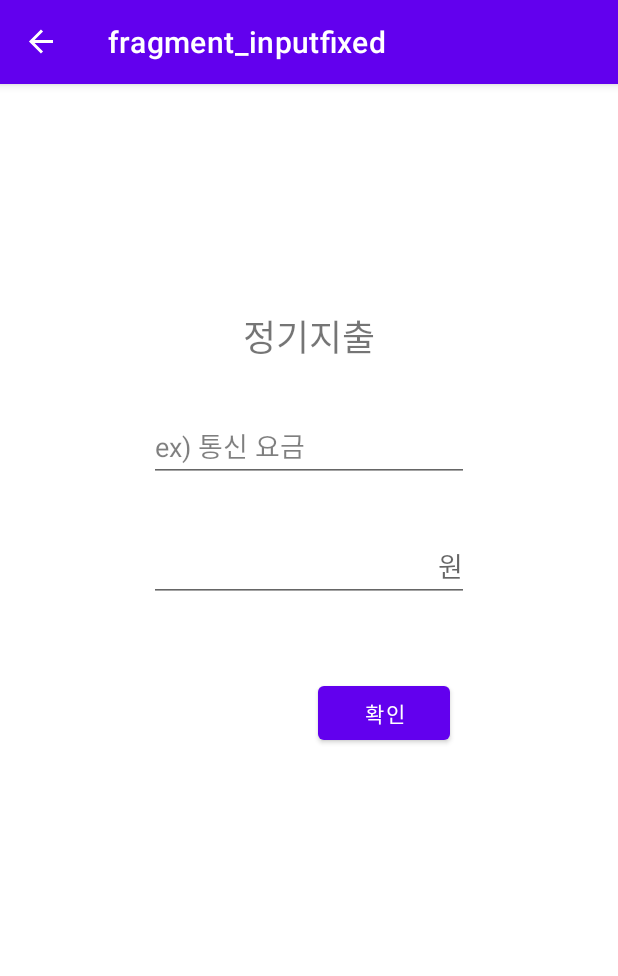
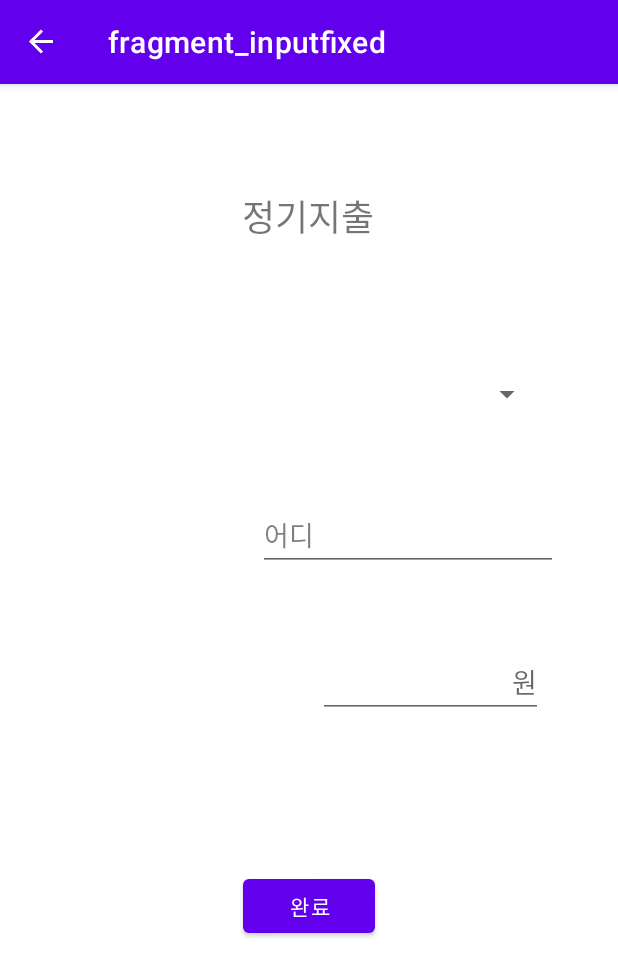
Before and after one commit to JeongJongMun/YourAccountBook, an Android app: the FixedFragment screen opened through its navigation route, after a tap on "추가", on a phone screen of 412 x 824 dp. Shown: the top 976 px of the screen. Run offline under Robolectric (Android 15) with nearby library versions, the phone set to English and light mode, and no system bars; our stand-ins replace navigation-ui; 1 statement that could not run was skipped.

Commit message:
input frag fixed

```diff
--- a/app/src/main/java/com/example/bankappds/FixedFragment.kt
+++ b/app/src/main/java/com/example/bankappds/FixedFragment.kt
@@ -7,28 +7,52 @@ import android.view.View
 import android.view.ViewGroup
 import androidx.navigation.fragment.findNavController
 import androidx.navigation.fragment.navArgs
+import androidx.recyclerview.widget.LinearLayoutManager
 import com.example.bankappds.databinding.FragmentFixedBinding
 
 
 class FixedFragment : Fragment() {
     var binding : FragmentFixedBinding ?= null
 
+    var payLists = arrayOf(
+        FixedPay(PayType.ENTE,"Netflix",12000,true),
+        FixedPay(PayType.HOME,"전기세",30000,true),
+        FixedPay(PayType.FOOD,"급식비",300000,true)
+    )
+
+
+
     val args: FixedFragmentArgs by navArgs()
+
 
     override fun onCreateView(
         inflater: LayoutInflater, container: ViewGroup?,
         savedInstanceState: Bundle?
     ): View? {
         binding= FragmentFixedBinding.inflate(inflater)
+        binding?.recPay?.layoutManager = LinearLayoutManager(activity)
+
+        /*
+        if (args.inputFix.go){
+            payLists = payLists.plus(FixedPay(PayType.HOME,args.inputFix.where,args.inputFix.money,true))
+        }
+        */
+        payLists = payLists.plus(FixedPay(PayType.HOME,"haha",12333,true))
+
+        binding?.recPay?.adapter=FixedPayAdapter(payLists)
         return binding?.root
+
+
     }
+
 
 
     override fun onViewCreated(view: View, savedInstanceState: Bundle?) {
         super.onViewCreated(view, savedInstanceState)
 
-        binding?.txtWh?.text = args.inputFix?.where
+
         binding?.txtMon?.text = args.inputFix?.money.toString()
+
 
         binding?.btnAdd?.setOnClickListener {
             findNavController().navigate(R.id.action_fixedFragment_to_inputfixedFragment)
--- a/app/src/main/java/com/example/bankappds/inputfixedFragment.kt
+++ b/app/src/main/java/com/example/bankappds/inputfixedFragment.kt
@@ -26,10 +26,8 @@ class inputfixedFragment : Fragment() {
     override fun onViewCreated(view: View, savedInstanceState: Bundle?) {
         super.onViewCreated(view, savedInstanceState)
 
-
-
         binding?.btnFin?.setOnClickListener {
-            val fp =FixedPay(binding?.edtWhere?.text.toString(), binding?.edtPay?.text.toString().toIntOrNull()?:0)
+            val fp =FixedPay(PayType.HOME,binding?.edtWhere?.text.toString(), binding?.edtPay?.text.toString().toIntOrNull()?:0,true)
             val action = inputfixedFragmentDirections.actionInputfixedFragmentToFixedFragment(fp)
             findNavController().navigate(action)
         }
--- a/app/src/main/res/layout/fragment_fixed.xml
+++ b/app/src/main/res/layout/fragment_fixed.xml
@@ -10,6 +10,7 @@
     tools:context=".FixedFragment">
 
     <androidx.recyclerview.widget.RecyclerView
+        android:id="@+id/rec_pay"
         android:layout_width="match_parent"
         android:layout_height="400dp">
 
--- a/app/src/main/res/layout/fragment_inputfixed.xml
+++ b/app/src/main/res/layout/fragment_inputfixed.xml
@@ -7,57 +7,68 @@
     android:layout_height="match_parent"
     tools:context=".inputfixedFragment">
 
-    <EditText
-        android:id="@+id/edt_pay"
-        android:layout_width="wrap_content"
-        android:layout_height="wrap_content"
-        android:layout_marginTop="32dp"
-        android:ems="10"
-        android:gravity="end"
-        android:hint="원"
-        android:inputType="number"
-        app:layout_constraintBottom_toTopOf="@+id/btn_fin"
-        app:layout_constraintEnd_toEndOf="parent"
-        app:layout_constraintHorizontal_bias="0.5"
-        app:layout_constraintStart_toStartOf="parent"
-        app:layout_constraintTop_toBottomOf="@+id/edt_where" />
-
 
     <TextView
         android:id="@+id/textView8"
         android:layout_width="wrap_content"
         android:layout_height="wrap_content"
-        android:layout_marginTop="150dp"
+        android:layout_marginTop="70dp"
         android:text="정기지출"
         android:textSize="24sp"
         app:layout_constraintEnd_toEndOf="parent"
+        app:layout_constraintHorizontal_bias="0.498"
         app:layout_constraintStart_toStartOf="parent"
         app:layout_constraintTop_toTopOf="parent" />
 
     <EditText
         android:id="@+id/edt_where"
-        android:layout_width="wrap_content"
+        android:layout_width="200dp"
         android:layout_height="wrap_content"
-        android:layout_marginTop="32dp"
+        android:layout_marginTop="50dp"
+        android:layout_marginEnd="40dp"
         android:ems="10"
         android:inputType="textPersonName"
-        android:text="ex) 통신 요금"
+        android:text="어디"
         android:textColor="#80000000"
-        app:layout_constraintBottom_toTopOf="@+id/edt_pay"
         app:layout_constraintEnd_toEndOf="parent"
-        app:layout_constraintHorizontal_bias="0.5"
+        app:layout_constraintHorizontal_bias="1.0"
         app:layout_constraintStart_toStartOf="parent"
+        app:layout_constraintTop_toBottomOf="@+id/type_spn" />
+
+    <EditText
+        android:id="@+id/edt_pay"
+        android:layout_width="150dp"
+        android:layout_height="wrap_content"
+        android:layout_marginTop="50dp"
+        android:layout_marginEnd="50dp"
+        android:ems="10"
+        android:gravity="end"
+        android:hint="원"
+        android:inputType="number"
+        app:layout_constraintEnd_toEndOf="parent"
+        app:layout_constraintHorizontal_bias="1.0"
+        app:layout_constraintStart_toStartOf="parent"
+        app:layout_constraintTop_toBottomOf="@+id/edt_where" />
+
+    <Spinner
+        android:id="@+id/type_spn"
+        android:layout_width="150dp"
+        android:layout_height="41dp"
+        android:layout_marginTop="80dp"
+        android:layout_marginEnd="50dp"
+        app:layout_constraintEnd_toEndOf="parent"
         app:layout_constraintTop_toBottomOf="@+id/textView8" />
 
     <Button
         android:id="@+id/btn_fin"
         android:layout_width="wrap_content"
         android:layout_height="wrap_content"
-        android:layout_marginStart="100dp"
-        android:layout_marginTop="50dp"
-        android:text="확인"
+        android:layout_marginStart="161dp"
+        android:layout_marginEnd="162dp"
+        android:layout_marginBottom="196dp"
+        android:text="완료"
+        app:layout_constraintBottom_toBottomOf="parent"
         app:layout_constraintEnd_toEndOf="parent"
-        app:layout_constraintStart_toStartOf="parent"
-        app:layout_constraintTop_toBottomOf="@+id/edt_pay" />
+        app:layout_constraintStart_toStartOf="parent" />
 
 </androidx.constraintlayout.widget.ConstraintLayout>
```
Also changed, not shown: app/src/main/java/com/example/bankappds/FixedPay.kt (+9 -1 lines), app/src/main/java/com/example/bankappds/FixedPayAdapter.kt (added, +36 -0 lines), app/src/main/res/layout/fragment_main.xml (+19 -15 lines).
